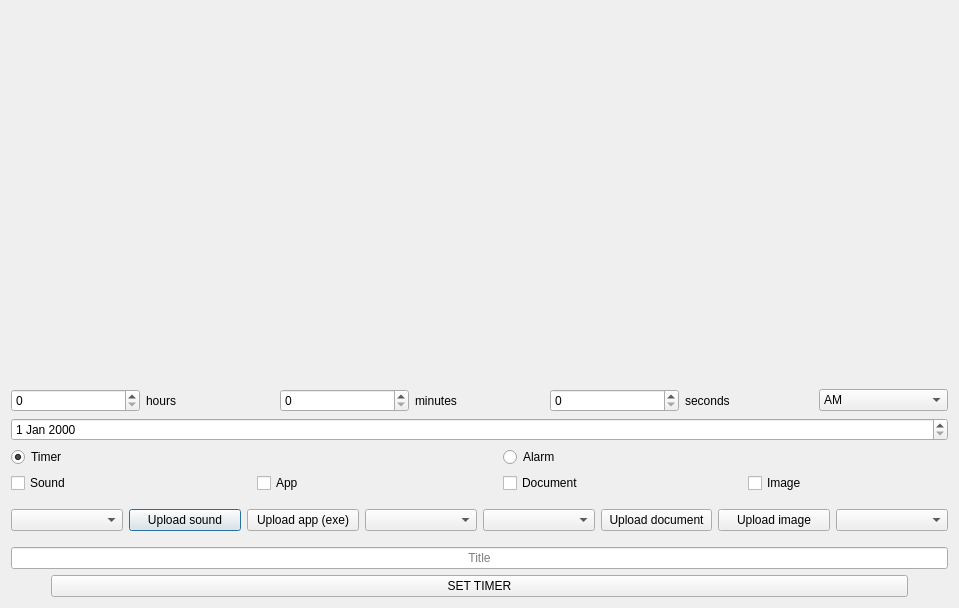
Qt form 1_semester/2_lab/settingswindow.ui (thgjm/fundamentalsOOP) before a commit.
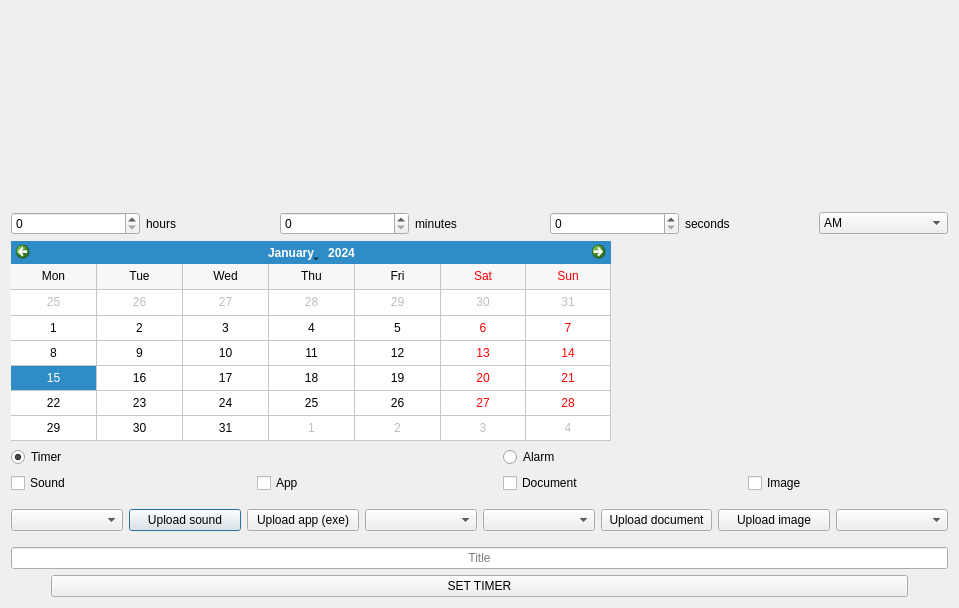
The same form after that commit.

Commit message: Added a new "TimerInfo" class which contains all the info needed. Changed timerListWindow and timerInfoWindow using this new class instead of a bunch of the same objects.

Patch:
```diff
--- a/1_semester/2_lab/settingswindow.ui
+++ b/1_semester/2_lab/settingswindow.ui
@@ -90,7 +90,29 @@
       </layout>
      </item>
      <item>
-      <widget class="QDateEdit" name="dateEdit"/>
+      <widget class="QCalendarWidget" name="calendarWidget">
+       <property name="maximumSize">
+        <size>
+         <width>600</width>
+         <height>200</height>
+        </size>
+       </property>
+       <property name="gridVisible">
+        <bool>true</bool>
+       </property>
+       <property name="selectionMode">
+        <enum>QCalendarWidget::SelectionMode::SingleSelection</enum>
+       </property>
+       <property name="verticalHeaderFormat">
+        <enum>QCalendarWidget::VerticalHeaderFormat::NoVerticalHeader</enum>
+       </property>
+       <property name="navigationBarVisible">
+        <bool>true</bool>
+       </property>
+       <property name="dateEditEnabled">
+        <bool>true</bool>
+       </property>
+      </widget>
      </item>
     </layout>
    </item>
```
The commit also changes 11 other files.
